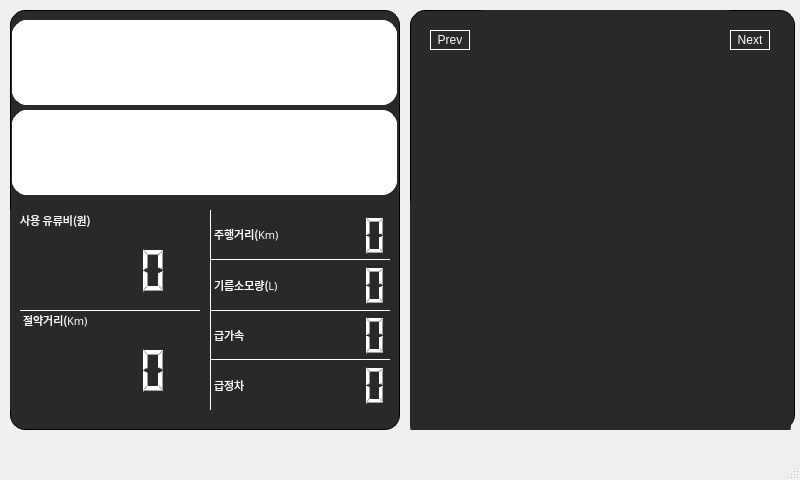
Before: the Qt Designer form RaspberryPI/doraemon.ui in chan1220/IoTDrivingAssistance, drawn with Qt 5.
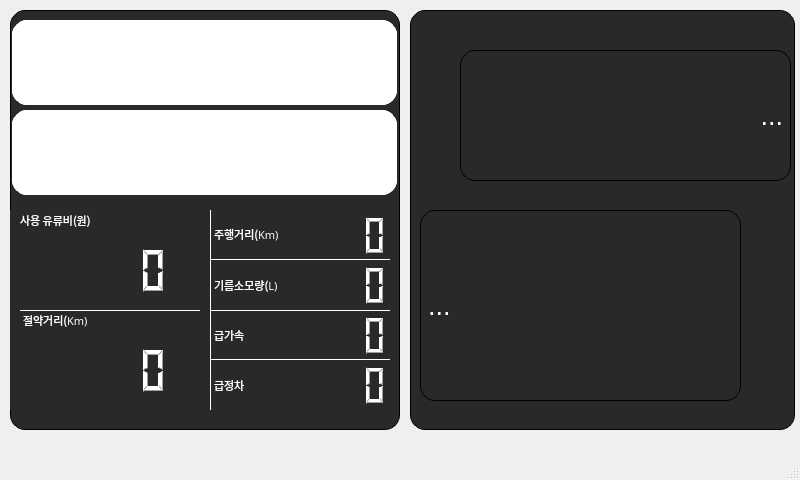
After: the same form once the commit is applied. Icons and pictures are not drawn. Custom widgets are drawn as their Qt base class.

```diff
--- a/RaspberryPI/doraemon.ui
+++ b/RaspberryPI/doraemon.ui
@@ -358,64 +358,46 @@
 border : 1px solid black;
 </string>
     </property>
-    <widget class="RPMGauge" name="GAUGE_rpm" native="true">
+    <widget class="QLabel" name="label_stt">
      <property name="geometry">
       <rect>
-       <x>60</x>
-       <y>0</y>
-       <width>271</width>
+       <x>50</x>
+       <y>40</y>
+       <width>331</width>
+       <height>131</height>
+      </rect>
+     </property>
+     <property name="font">
+      <font>
+       <pointsize>20</pointsize>
+      </font>
+     </property>
+     <property name="text">
+      <string>...</string>
+     </property>
+     <property name="alignment">
+      <set>Qt::AlignRight|Qt::AlignTrailing|Qt::AlignVCenter</set>
+     </property>
+    </widget>
+    <widget class="QLabel" name="label_tts">
+     <property name="geometry">
+      <rect>
+       <x>10</x>
+       <y>200</y>
+       <width>321</width>
        <height>191</height>
       </rect>
      </property>
-     <property name="styleSheet">
-      <string notr="true">border: rgb(39, 41, 43);</string>
+     <property name="font">
+      <font>
+       <pointsize>20</pointsize>
+      </font>
      </property>
-    </widget>
-    <widget class="QPushButton" name="button_next">
-     <property name="geometry">
-      <rect>
-       <x>320</x>
-       <y>20</y>
-       <width>40</width>
-       <height>20</height>
-      </rect>
-     </property>
-     <property name="styleSheet">
-      <string notr="true">color: white;
-border: 1px solid white</string>
-     </property>
      <property name="text">
-      <string>Next</string>
+      <string>...</string>
      </property>
-    </widget>
-    <widget class="SpeedGauge" name="GAUGE_SPEED" native="true">
-     <property name="geometry">
-      <rect>
-       <x>0</x>
-       <y>180</y>
-       <width>381</width>
-       <height>251</height>
-      </rect>
-     </property>
-     <property name="styleSheet">
-      <string notr="true">border: rgb(39, 41, 43);</string>
-     </property>
-    </widget>
-    <widget class="QPushButton" name="button_prev">
-     <property name="geometry">
-      <rect>
-       <x>20</x>
-       <y>20</y>
-       <width>40</width>
-       <height>20</height>
-      </rect>
-     </property>
-     <property name="styleSheet">
-      <string notr="true">color: white;
-border: 1px solid white</string>
-     </property>
-     <property name="text">
-      <string>Prev</string>
+     <property name="alignment">
+      <set>Qt::AlignLeading|Qt::AlignLeft|Qt::AlignVCenter</set>
      </property>
     </widget>
    </widget>
@@ -433,18 +415,6 @@
   <widget class="QStatusBar" name="statusbar"/>
  </widget>
  <customwidgets>
-  <customwidget>
-   <class>RPMGauge</class>
-   <extends>QWidget</extends>
-   <header>RPMGauge.h</header>
-   <container>1</container>
-  </customwidget>
-  <customwidget>
-   <class>SpeedGauge</class>
-   <extends>QWidget</extends>
-   <header>SpeedGauge.h</header>
-   <container>1</container>
-  </customwidget>
   <customwidget>
    <class>CuFEFGauge</class>
    <extends>QWidget</extends>
```
Left out of the diff: 2 changed lines with no effect on the pictures.
